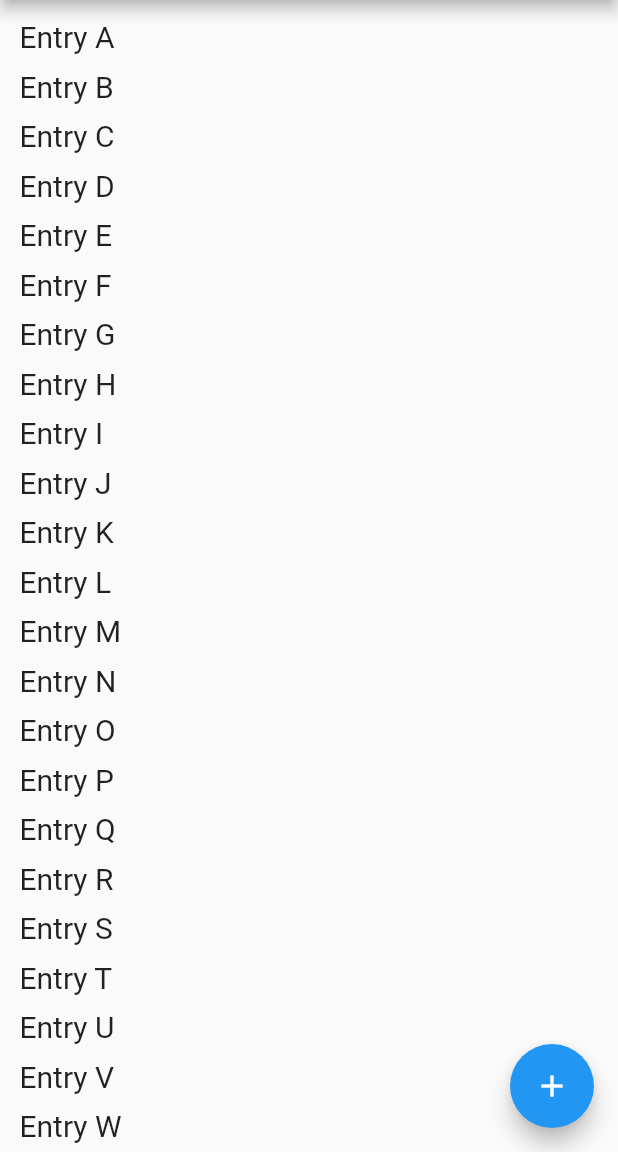
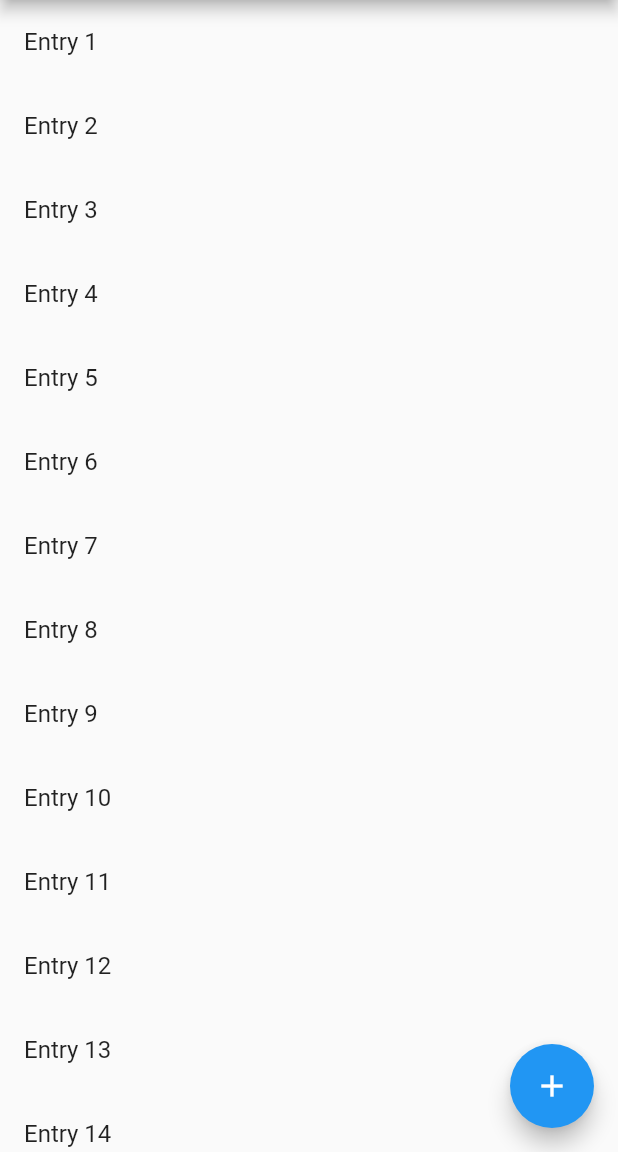
Before and after one commit to davidfung/todo, a Flutter app: the screen it shows after launch, on a phone screen of 412 x 824 dp, the part 84-1236 px from its top. Run offline on Flutter 3.47's test engine with Material 2 defaults, Android fonts, the phone set to English and light mode, and no system bars.

Commit message:
Change TaskView to a statefulwidget.

```diff
--- a/lib/main.dart
+++ b/lib/main.dart
@@ -35,9 +35,26 @@ class HomePage extends StatelessWidget {
   }
 }
 
-class TaskView extends StatelessWidget {
+class TaskView extends StatefulWidget {
+  @override
+  _TaskViewState createState() => _TaskViewState();
+}
+
+class _TaskViewState extends State<TaskView> {
+  final items = List<String>.generate(26, (i) => 'Entry ${i + 1}');
+
   @override
   Widget build(BuildContext context) {
+    return ListView.builder(
+      itemCount: items.length,
+      itemBuilder: (context, index) {
+        return ListTile(title: Text('${items[index]}'));
+      },
+    );
+  }
+}
+
+/*
 return ListView(
 padding: const EdgeInsets.all(8),
 children: <Widget>[
@@ -69,9 +86,7 @@ class TaskView extends StatelessWidget {
 TaskItem(name: 'Entry Z'),
 ],
 );
-  }
-}
-
+*/
 class TaskTile extends StatelessWidget {
   final String name;
 
```
Lines whose indentation alone changed are shown as unchanged.
